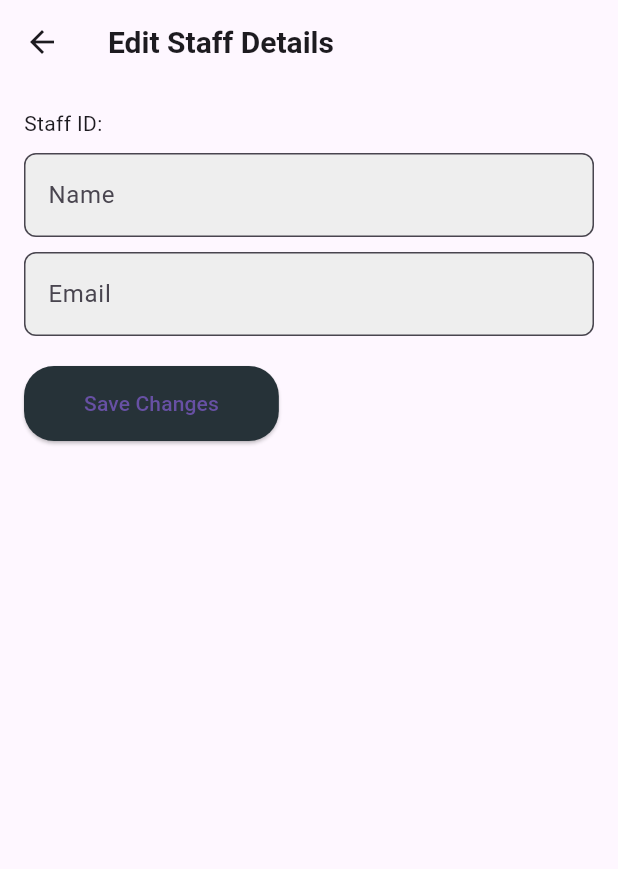
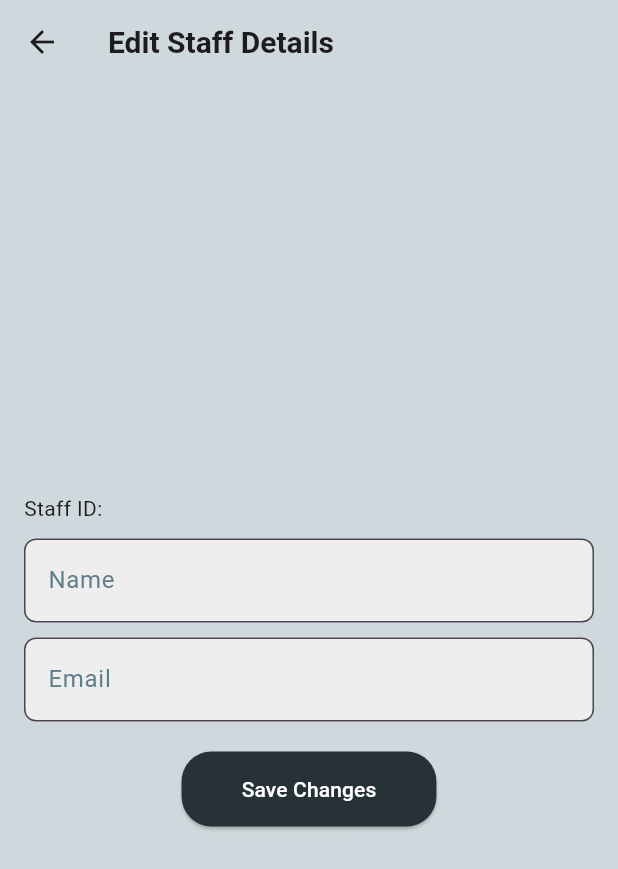
Before and after one commit to GreatGrant/RULE-BASED-EXPERT-SYSTEM-FOR-MALARIA-DIAGNOSIS, a Flutter app: the EditStaffDetailsPage screen opened directly with empty values, on a phone screen of 412 x 824 dp. Shown: the top 869 px of the screen. Run offline on Flutter 3.47's test engine with Material 3 defaults, Android fonts, the phone set to English and light mode, and no system bars; our stand-ins replace cloud_firestore, device_info_plus, equatable, firebase_auth, firebase_core, flutter_svg and 3 more; accounts and stored records are empty; network calls fail; Roboto replaces fonts that are missing (Poppins).

Commit message:
update edit staff ui

```diff
--- a/lib/screens/edit_staff_details.dart
+++ b/lib/screens/edit_staff_details.dart
@@ -1,7 +1,6 @@
 import 'package:flutter/cupertino.dart';
 import 'package:flutter/material.dart';
 import 'package:go_router/go_router.dart';
-
 import '../services/user_helper.dart';
 
 class EditStaffDetailsPage extends StatefulWidget {
@@ -19,6 +18,7 @@ class EditStaffDetailsPage extends StatefulWidget {
   @override
   State<EditStaffDetailsPage> createState() => _EditStaffDetailsPageState();
 }
+
 class _EditStaffDetailsPageState extends State<EditStaffDetailsPage> {
   late TextEditingController _nameController = TextEditingController(text: widget.name);
   late TextEditingController _emailController = TextEditingController(text: widget.email);
@@ -33,33 +33,52 @@ class _EditStaffDetailsPageState extends State<EditStaffDetailsPage> {
   @override
   Widget build(BuildContext context) {
     return Scaffold(
+      backgroundColor: Colors.blueGrey[100],
       appBar: AppBar(
-        title: Text('Edit Staff Details'),
+        title: const Text('Edit Staff Details'),
+        backgroundColor: Colors.blueGrey[100],
       ),
-      body: Padding(
+      body: Center(
+        child: Padding(
           padding: const EdgeInsets.all(16.0),
           child: Column(
+            mainAxisSize: MainAxisSize.min,
             crossAxisAlignment: CrossAxisAlignment.start,
             children: [
               Text('Staff ID: ${widget.staffId}'),
-            SizedBox(height: 10),
+              const SizedBox(height: 10),
               TextField(
                 controller: _nameController,
-              decoration: InputDecoration(labelText: 'Name'),
+                decoration: const InputDecoration(
+                    labelText: 'Name',
+                  labelStyle: TextStyle(color: Colors.blueGrey),
+                  focusedBorder: OutlineInputBorder(
+                    borderSide: BorderSide(color: Colors.green),
                   ),
-            SizedBox(height: 10),
+                ),
+              ),
+              const SizedBox(height: 10),
               TextField(
                 controller: _emailController,
-              decoration: InputDecoration(labelText: 'Email'),
+                decoration: const InputDecoration(
+                  labelText: 'Email',
+                  labelStyle: TextStyle(color: Colors.blueGrey),
+                  focusedBorder: OutlineInputBorder(
+                    borderSide: BorderSide(color: Colors.green),
                   ),
-            SizedBox(height: 20),
-            ElevatedButton(
+                ),
+              ),
+              const SizedBox(height: 20),
+              Center(
+                child: ElevatedButton(
                   onPressed: () {
                     _saveChanges(context, widget.staffId, _nameController.text, _emailController.text);
                   },
-              child: Text('Save Changes'),
+                  child: const Text('Save Changes', style: TextStyle(color: Colors.white)),
+                ),
               ),
             ],
+          ),
         ),
       ),
     );
--- a/lib/screens/forgot_password_page.dart
+++ b/lib/screens/forgot_password_page.dart
@@ -25,7 +25,11 @@ class ForgotPasswordScreen extends StatelessWidget {
                 controller: emailController,
                 decoration: const InputDecoration(
                   labelText: 'Email',
+                  labelStyle: TextStyle(color: Colors.blueGrey),
                   border: OutlineInputBorder(),
+                  focusedBorder: OutlineInputBorder(
+                    borderSide: BorderSide(color: Colors.green),
+                  ),
                 ),
               ),
               const SizedBox(height: 20),
```
Also changed, not shown: lib/screens/home/widgets/sign_up_form.dart (+6 -16 lines), firebase.json (added), lib/firebase_options.dart (added). Lines whose indentation alone changed are shown as unchanged.
